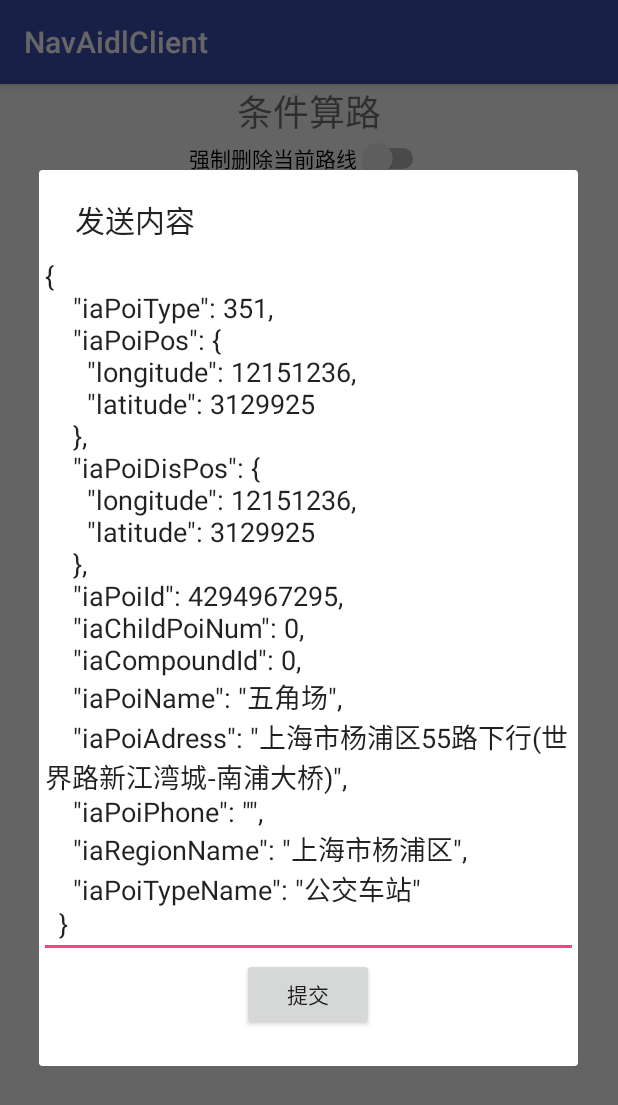
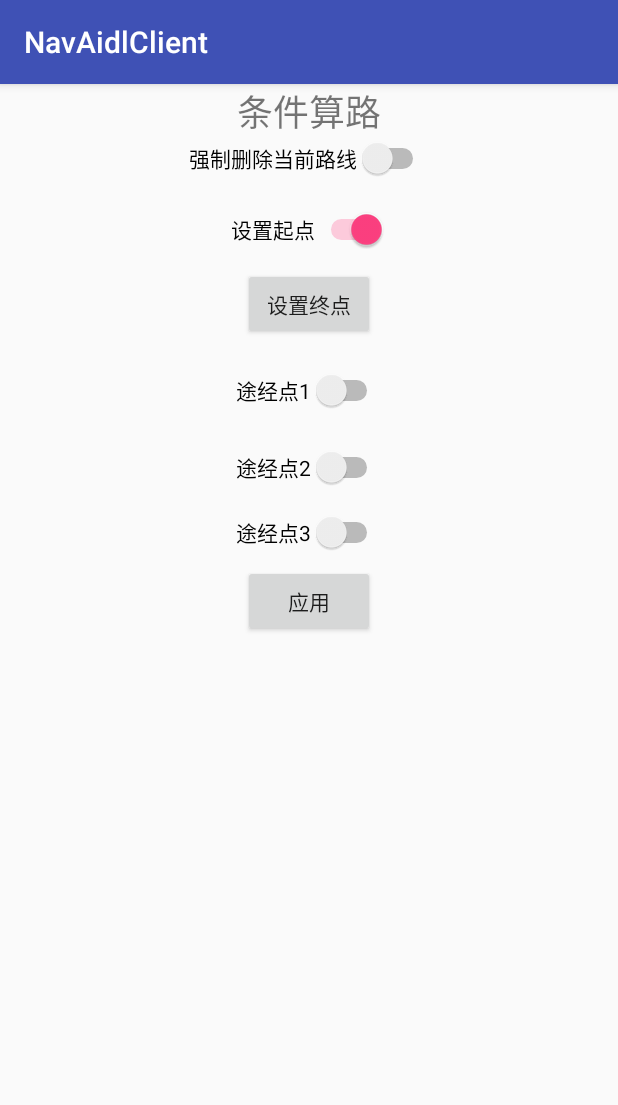
Before and after one commit to laoziaichihebaodan/aidlClient, an Android app: the RouteByConditionActivity screen opened directly, with no data from a screen before it, after a tap on "设置起点", on a phone screen of 412 x 824 dp. Shown: the top 1105 px of the screen. Run offline under Robolectric (Android 15) with nearby library versions, the phone set to English and light mode, and no system bars; our stand-ins replace ButterKnife.

Commit message:
条件算路组装数据

```diff
--- /dev/null
+++ b/app/src/main/java/com/fundrive/navaidlclient/bean/position/Points.java
@@ -0,0 +1,40 @@
+package com.fundrive.navaidlclient.bean.position;
+
+import org.json.JSONException;
+import org.json.JSONObject;
+
+public class Points {
+    private static String point;
+
+    public static JSONObject pointJson(int poitype, int poiLong, int poiLat, int disLong,
+                                   int disLat, long iaPoiId, int childPoiNum, int compoundId,
+                                   String poiName, String poiAddress, String poiPhone,
+                                   String iaRegionName, String poiTypeName) {
+        JSONObject startPoision = new JSONObject();
+        JSONObject iaPoiPos = new JSONObject();
+        JSONObject iaPoiDisPos = new JSONObject();
+        try {
+            startPoision.put("iaPoiType", poitype);
+            iaPoiPos.put("longitude", poiLong);
+            iaPoiPos.put("latitude", poiLat);
+            iaPoiDisPos.put("longitude", disLong);
+            iaPoiDisPos.put("latitude", disLat);
+
+            startPoision.put("iaPoiType", iaPoiPos);
+            startPoision.put("iaPoiDisPos", iaPoiDisPos);
+            startPoision.put("iaPoiId", iaPoiId);
+            startPoision.put("iaChildPoiNum", childPoiNum);
+            startPoision.put("iaCompoundId", compoundId);
+            startPoision.put("iaPoiName", poiName);
+            startPoision.put("iaPoiAdress", poiAddress);
+            startPoision.put("iaPoiPhone", poiPhone);
+            startPoision.put("iaRegionName", iaRegionName);
+            startPoision.put("iaPoiTypeName", poiTypeName);
+
+        } catch (JSONException e) {
+            e.printStackTrace();
+        }
+        return startPoision;
+    }
+    /*    */
+}
--- a/app/src/main/java/com/fundrive/navaidlclient/modules/RouteByConditionActivity.java
+++ b/app/src/main/java/com/fundrive/navaidlclient/modules/RouteByConditionActivity.java
@@ -4,12 +4,11 @@ import android.os.Bundle;
 import android.util.Log;
 import android.view.View;
 import android.widget.Button;
-import android.widget.EditText;
 import android.widget.Switch;
 
 import com.fundrive.navaidlclient.Constant;
-import com.fundrive.navaidlclient.DialogUtils;
 import com.fundrive.navaidlclient.R;
+import com.fundrive.navaidlclient.bean.position.Points;
 
 import org.json.JSONException;
 import org.json.JSONObject;
@@ -36,104 +35,65 @@ public class RouteByConditionActivity extends BaseActivity {
     Button btnCommit;
     private boolean deleteRoute = false;
 
-    private String startPoint = "{\n" +
-            "    \"iaPoiType\": 351,\n" +
-            "    \"iaPoiPos\": {\n" +
-            "      \"longitude\": 12151236,\n" +
-            "      \"latitude\": 3129925\n" +
-            "    },\n" +
-            "    \"iaPoiDisPos\": {\n" +
-            "      \"longitude\": 12151236,\n" +
-            "      \"latitude\": 3129925\n" +
-            "    },\n" +
-            "    \"iaPoiId\": 4294967295,\n" +
-            "    \"iaChildPoiNum\": 0,\n" +
-            "    \"iaCompoundId\": 0,\n" +
-            "    \"iaPoiName\": \"五角场\",\n" +
-            "    \"iaPoiAdress\": \"上海市杨浦区55路下行(世界路新江湾城-南浦大桥)\",\n" +
-            "    \"iaPoiPhone\": \"\",\n" +
-            "    \"iaRegionName\": \"上海市杨浦区\",\n" +
-            "    \"iaPoiTypeName\": \"公交车站\"\n" +
-            "  }";
+    private JSONObject startPoint = Points.pointJson(351,
+            12151236, 3129925,
+            12151236, 3129925,
+            4294967295l,
+            0,
+            0,
+            "五角场",
+            "上海市杨浦区55路下行(世界路新江湾城-南浦大桥)", "", "上海市杨浦区",
+            "公交车站");
+    private JSONObject endPoint = Points.pointJson(351,
+            11632902, 3990550,
+            11632902, 3990550,
+            4294967295L,
+            0,
+            0,
+            "会城门",
+            "北京市海淀区65路下行(北京西站-动物园枢纽站)",
+            "",
+            "北京市海淀区",
+            "公交车站");
 
-    private String endPoint = " {\n" +
-            "    \"iaPoiType\": 351,\n" +
-            "    \"iaPoiPos\": {\n" +
-            "      \"longitude\": 11632902,\n" +
-            "      \"latitude\": 3990550\n" +
-            "    },\n" +
-            "    \"iaPoiDisPos\": {\n" +
-            "      \"longitude\": 11632902,\n" +
-            "      \"latitude\": 3990550\n" +
-            "    },\n" +
-            "    \"iaPoiId\": 4294967295,\n" +
-            "    \"iaChildPoiNum\": 0,\n" +
-            "    \"iaCompoundId\": 0,\n" +
-            "    \"iaPoiName\": \"会城门\",\n" +
-            "    \"iaPoiAdress\": \"北京市海淀区65路下行(北京西站-动物园枢纽站)\",\n" +
-            "    \"iaPoiPhone\": \"\",\n" +
-            "    \"iaRegionName\": \"北京市海淀区\",\n" +
-            "    \"iaPoiTypeName\": \"公交车站\"\n" +
-            "  }";
+    private JSONObject wayPoint1 = Points.pointJson(
+            351,
+            11879601, 3208640,
+            11879601, 3208640,
+            4294967295l,
+            0,
+            0,
+            "南京站",
+            "江苏省南京市玄武区地铁1号线下行(中国药科大学站-迈皋桥站)",
+            "",
+            "江苏省南京市",
+            "公交车站");
 
-    private String wayPoint1 = "{\n" +
-            "    \"iaPoiType\": 351,\n" +
-            "    \"iaPoiPos\": {\n" +
-            "      \"longitude\": 11879601,\n" +
-            "      \"latitude\": 3208640\n" +
-            "    },\n" +
-            "    \"iaPoiDisPos\": {\n" +
-            "      \"longitude\": 11879601,\n" +
-            "      \"latitude\": 3208640\n" +
-            "    },\n" +
-            "    \"iaPoiId\": 4294967295,\n" +
-            "    \"iaChildPoiNum\": 0,\n" +
-            "    \"iaCompoundId\": 0,\n" +
-            "    \"iaPoiName\": \"南京站\",\n" +
-            "    \"iaPoiAdress\": \"江苏省南京市玄武区地铁1号线下行(中国药科大学站-迈皋桥站)\",\n" +
-            "    \"iaPoiPhone\": \"\",\n" +
-            "    \"iaRegionName\": \"江苏省南京市\",\n" +
-            "    \"iaPoiTypeName\": \"公交车站\"\n" +
-            "  }";
 
-    private String wayPoint2 = "{\n" +
-            "    \"iaPoiType\": 207,\n" +
-            "    \"iaPoiPos\": {\n" +
-            "      \"longitude\": 11448715,\n" +
-            "      \"latitude\": 3800845\n" +
-            "    },\n" +
-            "    \"iaPoiDisPos\": {\n" +
-            "      \"longitude\": 11448615,\n" +
-            "      \"latitude\": 3801072\n" +
-            "    },\n" +
-            "    \"iaPoiId\": 4294967295,\n" +
-            "    \"iaChildPoiNum\": 0,\n" +
-            "    \"iaCompoundId\": 0,\n" +
-            "    \"iaPoiName\": \"石家庄火车站(石家庄站)\",\n" +
-            "    \"iaPoiAdress\": \"河北省石家庄市桥西区新石南路与京广西街交汇附近\",\n" +
-            "    \"iaPoiPhone\": \"\",\n" +
-            "    \"iaRegionName\": \"河北省石家庄市\",\n" +
-            "    \"iaPoiTypeName\": \"火车站\"\n" +
-            "  }";
-    private String wayPoint3 = "{\n" +
-            "    \"iaPoiType\": 124,\n" +
-            "    \"iaPoiPos\": {\n" +
-            "      \"longitude\": 11718431,\n" +
-            "      \"latitude\": 3908446\n" +
-            "    },\n" +
-            "    \"iaPoiDisPos\": {\n" +
-            "      \"longitude\": 11718428,\n" +
-            "      \"latitude\": 3908463\n" +
-            "    },\n" +
-            "    \"iaPoiId\": 4294967295,\n" +
-            "    \"iaChildPoiNum\": 0,\n" +
-            "    \"iaCompoundId\": 0,\n" +
-            "    \"iaPoiName\": \"天津京剧院\",\n" +
-            "    \"iaPoiAdress\": \"天津市河西区环湖中路6号\",\n" +
-            "    \"iaPoiPhone\": \"\",\n" +
-            "    \"iaRegionName\": \"天津市河西区\",\n" +
-            "    \"iaPoiTypeName\": \"剧场、戏院、音乐厅\"\n" +
-            "  }";
+    private JSONObject wayPoint2 = Points.pointJson(
+            207,
+            11448715, 3800845,
+            11448615, 3801072,
+            4294967295L,
+            0, 0, "石家庄火车站(石家庄站",
+            "河北省石家庄市桥西区新石南路与京广西街交汇附近",
+            "",
+            "河北省石家庄市",
+            "火车站");
+
+
+    private JSONObject wayPoint3 = Points.pointJson(
+            351,
+            11632902, 3990550,
+            11632902, 3990550,
+            4294967295l,
+            0,
+            0,
+            "会城门",
+            "北京市海淀区65路下行(北京西站-动物园枢纽站)",
+            "",
+            "北京市海淀区",
+            "公交车站");
 
     @Override
     protected void onCreate(Bundle savedInstanceState) {
@@ -146,50 +106,23 @@ public class RouteByConditionActivity extends BaseActivity {
     public void onViewClicked(View view) {
         switch (view.getId()) {
             case R.id.set_start:
-                if(setStart.isChecked())
-                DialogUtils.initDialog(this, startPoint, new View.OnClickListener() {
-                    @Override
-                    public void onClick(View v) {
-                        startPoint =((EditText)v).getText().toString().trim();
-                    }
-                });
+                if (setStart.isChecked())
+
                 break;
             case R.id.btn_end_pos:
-                DialogUtils.initDialog(this, endPoint, new View.OnClickListener() {
-                    @Override
-                    public void onClick(View v) {
-                        endPoint =((EditText)v).getText().toString().trim();
-                    }
-                });
+
                 break;
             case R.id.set_way_pos1:
                 if (setWayPos1.isChecked()) {
-                    DialogUtils.initDialog(this, wayPoint1, new View.OnClickListener() {
-                        @Override
-                        public void onClick(View v) {
-                            wayPoint1 = ((EditText)v).getText().toString().trim();
-                        }
-                    });
                 }
                 break;
             case R.id.set_way_pos2:
                 if (setWayPos2.isChecked()) {
-                    DialogUtils.initDialog(this, wayPoint2, new View.OnClickListener() {
-                        @Override
-                        public void onClick(View v) {
-                            wayPoint2 = ((EditText)v).getText().toString().trim();
-                        }
-                    });
                 }
                 break;
             case R.id.set_way_pos3:
                 if (setWayPos3.isChecked()) {
-                    DialogUtils.initDialog(this, wayPoint3, new View.OnClickListener() {
-                        @Override
-                        public void onClick(View v) {
-                            wayPoint3 = ((EditText)v).getText().toString().trim();
-                        }
-                    });
+
                 }
                 break;
             case R.id.btn_commit:
--- a/broadcast_json/src/main/java/com/navi/fduser/broadcast_json/Constants.java
+++ b/broadcast_json/src/main/java/com/navi/fduser/broadcast_json/Constants.java
@@ -129,7 +129,8 @@ public interface Constants {
     /**
      * 1.5.5 巡航播报设置
      */
-
+    //EXTRA_TYPE:类型（int）type
+    //EXTRA_OPERA:操作（int）opera
     // @param type 0 : 所有 ；1: 路况播报；2: 电子眼播报； 3: 警示播报；
     //@param opera 0 : 打开 ；1: 关闭 ；
     int TYPE_SET_BROADCAST_FUN = 10064;
--- a/broadcast_json/src/main/java/com/navi/fduser/broadcast_json/MapReceiver.java
+++ b/broadcast_json/src/main/java/com/navi/fduser/broadcast_json/MapReceiver.java
@@ -83,6 +83,19 @@ public class MapReceiver extends BroadcastReceiver {
                     case Constants.TYPE_BOARD_SWITCH://设置后台巡航播报的开关状态
                         break;
                     case Constants.TYPE_SET_BROADCAST_FUN://巡航播报设置
+                        if (0 == opType) {//开启
+                            jsonObject.put("enable", true);
+                        }else {
+                            jsonObject.put("enable", false);
+                        }
+
+                        if (1 == type) {//路况播报
+                            cmd = Constants.IA_CMD_ENABLE_TMC;
+                        } else if (2 == type) {//电子眼
+                            cmd = Constants.IA_CMD_ENABLE_CAMERA_WARNING;
+                        } else if (3 == type) {//警示播报
+                            cmd = Constants.IA_CMD_ENABLE_SPEEDLIMIT_WARNING;
+                        }
                         break;
                     case Constants.TYPE_DAY_NIGHT://设置昼夜模式
                         int mode = intent.getIntExtra(Constants.EXTRA_DAY_NIGHT_MODE, 0);
@@ -116,11 +129,36 @@ public class MapReceiver extends BroadcastReceiver {
                         break;
                     case Constants.TYPE_GET_TRAFFIC_CONDITION_AHEAD://前方路况
                         break;
-                    case Constants.TYPE_CONTROL_MESSAGE:
+                    case Constants.TYPE_CONTROL_MESSAGE:// 回家回公司的弹条消息的控制，如出发、取消
                         break;
-                    case Constants.TYPE_WARING_OIL_CONTROL:
+                    case Constants.TYPE_WARING_OIL_CONTROL://加油无忧
                         break;
                     case Constants.TYPE_AVOID_CONTROL:
+                        break;
+                    case Constants.Type_SELCET_PARK:
+                        break;
+                    case Constants.TYPE_GUIDE:
+                        break;
+                    case Constants.TYPE_SELECT_ROUTE:
+                        break;
+                    case Constants.TYPE_GET_APP_STATE:
+                        break;
+                    case Constants.TYPE_ACCEPT_VOICE_CONTROL:
+                        break;
+                    case Constants.TYPE_SEND_PICTURE:
+                        break;
+                    case Constants.TYPE_REPORT_EVENT:
+                        break;
+                    case Constants.TYPE_GET_LAST_STATE:
+                        break;
+                    case Constants.TYPE_GET_LAST_GUIDE:
+                        break;
+                    case Constants.TYPE_RETRY_OR_EXIT:
+                        break;
+                    case Constants.TYPE_GET_HIGHTWAY_INFO:
+                        break;
+                    case Constants.TYPE_ROUTE_BY_CONDITION:
+
                         break;
                 }
                 if (null != messageListener) {
```
Also changed, not shown: 2 other files.
